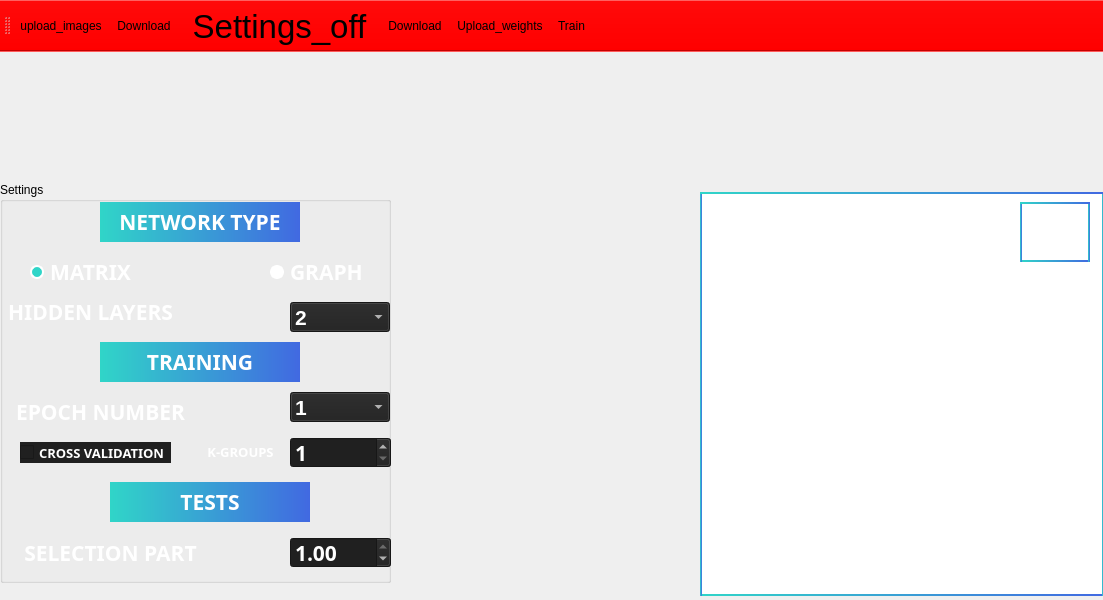
Before: the Qt Designer form src/view/s21_view.ui in DonOutcast/s21_MultilayerPerceptron, drawn with Qt 5.
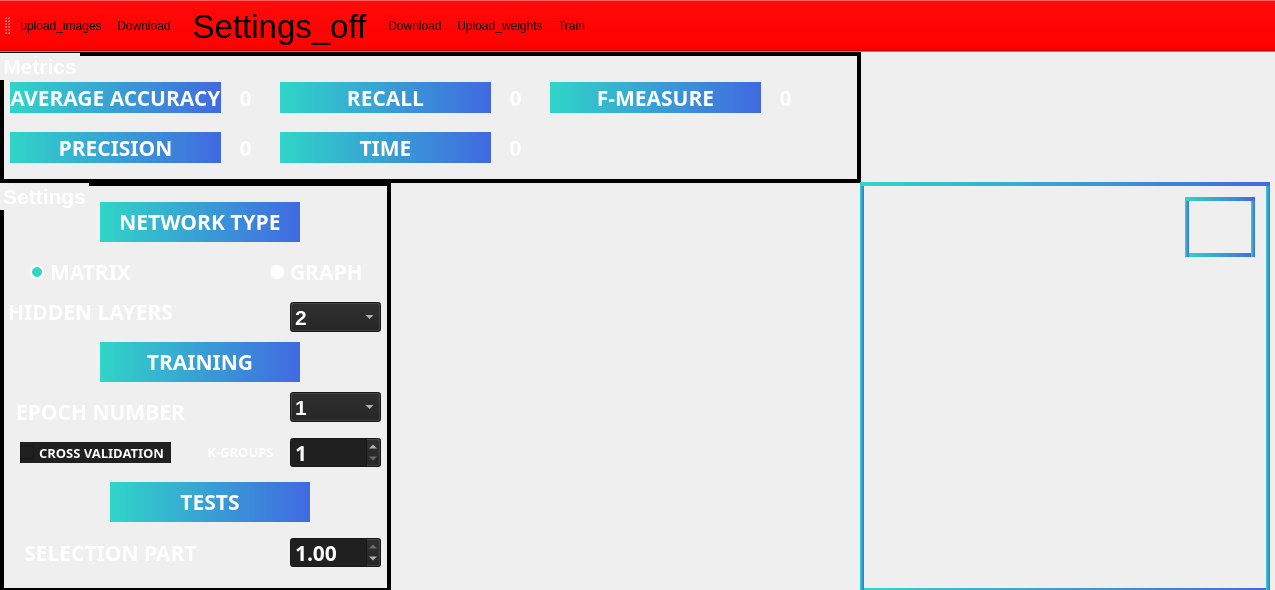
After: the same form once the commit is applied. Icons and pictures are not drawn. Custom widgets are drawn as their Qt base class.

The edit to the form file:
```diff
--- a/src/view/s21_view.ui
+++ b/src/view/s21_view.ui
@@ -6,8 +6,8 @@
    <rect>
     <x>0</x>
     <y>0</y>
-    <width>1103</width>
-    <height>600</height>
+    <width>1275</width>
+    <height>590</height>
    </rect>
   </property>
   <property name="windowTitle">
@@ -28,78 +28,6 @@
 }</string>
   </property>
   <widget class="QWidget" name="centralwidget">
-   <widget class="RenderScene" name="scene" native="true">
-    <property name="geometry">
-     <rect>
-      <x>700</x>
-      <y>140</y>
-      <width>404</width>
-      <height>404</height>
-     </rect>
-    </property>
-    <property name="minimumSize">
-     <size>
-      <width>402</width>
-      <height>402</height>
-     </size>
-    </property>
-    <property name="maximumSize">
-     <size>
-      <width>404</width>
-      <height>404</height>
-     </size>
-    </property>
-    <property name="styleSheet">
-     <string notr="true">QWidget {
-	background: #FFFFFF;
-	border-style: solid;
-	border-width: 2px 2px 2px 2px;
-	border-color: qlineargradient(spread:pad, x1:0, y1:0, x2:1, y2:0, stop:0 #30D5C8 , stop:1 #4169E1);
-}</string>
-    </property>
-    <widget class="QLabel" name="answer_label">
-     <property name="geometry">
-      <rect>
-       <x>320</x>
-       <y>10</y>
-       <width>70</width>
-       <height>60</height>
-      </rect>
-     </property>
-     <property name="minimumSize">
-      <size>
-       <width>70</width>
-       <height>60</height>
-      </size>
-     </property>
-     <property name="maximumSize">
-      <size>
-       <width>70</width>
-       <height>60</height>
-      </size>
-     </property>
-     <property name="font">
-      <font>
-       <family>Umpush</family>
-       <pointsize>-1</pointsize>
-       <bold>true</bold>
-      </font>
-     </property>
-     <property name="styleSheet">
-      <string notr="true">QLabel {
-	color: #30D5C8;
-	font-size: 72px;
-   background: rgba(255, 255, 255, 0)
-}</string>
-     </property>
-     <property name="text">
-      <string/>
-     </property>
-     <property name="alignment">
-      <set>Qt::AlignCenter</set>
-     </property>
-    </widget>
-   </widget>
    <widget class="QLabel" name="label">
     <property name="geometry">
      <rect>
@@ -131,9 +59,19 @@
       <x>0</x>
       <y>130</y>
       <width>391</width>
-      <height>401</height>
+      <height>410</height>
      </rect>
     </property>
+    <property name="styleSheet">
+     <string notr="true">QGroupBox {
+	font: 16pt ;
+	font-weight: bold;
+	color: #FFFFFF;
+	border-style: solid;
+	border-width: 4px 4px 4px 4px;
+	border-color: qlineargradient(spread:pad, x1:0, y1:0, x2:1, y2:0, stop:		0 #30D5C8 , stop:1 #4169E1);
+}</string>
+    </property>
     <property name="title">
      <string>Settings</string>
     </property>
@@ -367,7 +305,7 @@
       <rect>
        <x>290</x>
        <y>355</y>
-       <width>101</width>
+       <width>91</width>
        <height>31</height>
       </rect>
      </property>
@@ -402,7 +340,7 @@
       <rect>
        <x>290</x>
        <y>255</y>
-       <width>101</width>
+       <width>91</width>
        <height>31</height>
       </rect>
      </property>
@@ -464,7 +402,7 @@
       <rect>
        <x>290</x>
        <y>120</y>
-       <width>100</width>
+       <width>91</width>
        <height>30</height>
       </rect>
      </property>
@@ -631,7 +569,7 @@
       <rect>
        <x>290</x>
        <y>210</y>
-       <width>100</width>
+       <width>91</width>
        <height>30</height>
       </rect>
      </property>
@@ -701,12 +639,457 @@
     <property name="geometry">
      <rect>
       <x>400</x>
-      <y>170</y>
-      <width>301</width>
-      <height>351</height>
+      <y>139</y>
+      <width>451</width>
+      <height>401</height>
      </rect>
     </property>
    </widget>
+   <widget class="QGroupBox" name="groupBox_Metrics">
+    <property name="geometry">
+     <rect>
+      <x>0</x>
+      <y>0</y>
+      <width>861</width>
+      <height>131</height>
+     </rect>
+    </property>
+    <property name="styleSheet">
+     <string notr="true">QGroupBox {
+	font: 16pt ;
+	font-weight: bold;
+	color: #FFFFFF;
+	border-style: solid;
+	border-width: 4px 4px 4px 4px;
+	border-color: qlineargradient(spread:pad, x1:0, y1:0, x2:1, y2:0, stop:		0 #30D5C8 , stop:1 #4169E1);
+}</string>
+    </property>
+    <property name="title">
+     <string>Metrics</string>
+    </property>
+    <widget class="QLabel" name="tLabel">
+     <property name="geometry">
+      <rect>
+       <x>280</x>
+       <y>80</y>
+       <width>211</width>
+       <height>31</height>
+      </rect>
+     </property>
+     <property name="font">
+      <font>
+       <family>Umpush</family>
+       <pointsize>16</pointsize>
+       <italic>false</italic>
+       <bold>true</bold>
+      </font>
+     </property>
+     <property name="styleSheet">
+      <string notr="true">QLabel {
+	font: 16pt ;
+	font-weight: bold;
+	color: #FFFFFF;
+	border-style: solid;
+	border-width: 4px 0px 4px 0px;
+	border-color: qlineargradient(spread:pad, x1:0, y1:0, x2:1, y2:0, stop:0 #30D5C8 , stop:1 #4169E1);
+	background-color: qlineargradient(spread:pad, x1:0, y1:0, x2:1, y2:0, stop:0 #30D5C8 , stop:1 #4169E1);
+}</string>
+     </property>
+     <property name="text">
+      <string>TIME</string>
+     </property>
+     <property name="alignment">
+      <set>Qt::AlignCenter</set>
+     </property>
+    </widget>
+    <widget class="QLabel" name="recallLabel">
+     <property name="geometry">
+      <rect>
+       <x>490</x>
+       <y>30</y>
+       <width>51</width>
+       <height>31</height>
+      </rect>
+     </property>
+     <property name="font">
+      <font>
+       <family>Umpush</family>
+       <pointsize>16</pointsize>
+       <italic>false</italic>
+       <bold>true</bold>
+      </font>
+     </property>
+     <property name="styleSheet">
+      <string notr="true">QLabel {
+	font: 16pt ;
+	font-weight: bold;
+	color: #FFFFFF;
+}</string>
+     </property>
+     <property name="text">
+      <string>0</string>
+     </property>
+     <property name="alignment">
+      <set>Qt::AlignCenter</set>
+     </property>
+    </widget>
+    <widget class="QLabel" name="pLabel">
+     <property name="geometry">
+      <rect>
+       <x>10</x>
+       <y>80</y>
+       <width>211</width>
+       <height>31</height>
+      </rect>
+     </property>
+     <property name="font">
+      <font>
+       <family>Umpush</family>
+       <pointsize>16</pointsize>
+       <italic>false</italic>
+       <bold>true</bold>
+      </font>
+     </property>
+     <property name="styleSheet">
+      <string notr="true">QLabel {
+	font: 16pt ;
+	font-weight: bold;
+	color: #FFFFFF;
+	border-style: solid;
+	border-width: 4px 0px 4px 0px;
+	border-color: qlineargradient(spread:pad, x1:0, y1:0, x2:1, y2:0, stop:0 #30D5C8 , stop:1 #4169E1);
+	background-color: qlineargradient(spread:pad, x1:0, y1:0, x2:1, y2:0, stop:0 #30D5C8 , stop:1 #4169E1);
+}</string>
+     </property>
+     <property name="text">
+      <string>PRECISION</string>
+     </property>
+     <property name="alignment">
+      <set>Qt::AlignCenter</set>
+     </property>
+    </widget>
+    <widget class="QLabel" name="aLabel">
+     <property name="geometry">
+      <rect>
+       <x>10</x>
+       <y>30</y>
+       <width>211</width>
+       <height>31</height>
+      </rect>
+     </property>
+     <property name="font">
+      <font>
+       <family>Umpush</family>
+       <pointsize>16</pointsize>
+       <italic>false</italic>
+       <bold>true</bold>
+      </font>
+     </property>
+     <property name="styleSheet">
+      <string notr="true">QLabel {
+	font: 16pt ;
+	font-weight: bold;
+	color: #FFFFFF;
+	border-style: solid;
+	border-width: 4px 0px 4px 0px;
+	border-color: qlineargradient(spread:pad, x1:0, y1:0, x2:1, y2:0, stop:0 #30D5C8 , stop:1 #4169E1);
+	background-color: qlineargradient(spread:pad, x1:0, y1:0, x2:1, y2:0, stop:0 #30D5C8 , stop:1 #4169E1);
+}</string>
+     </property>
+     <property name="text">
+      <string>AVERAGE ACCURACY</string>
+     </property>
+     <property name="alignment">
+      <set>Qt::AlignCenter</set>
+     </property>
+    </widget>
+    <widget class="QLabel" name="accuracyLabel">
+     <property name="geometry">
+      <rect>
+       <x>220</x>
+       <y>30</y>
+       <width>51</width>
+       <height>31</height>
+      </rect>
+     </property>
+     <property name="font">
+      <font>
+       <family>Umpush</family>
+       <pointsize>16</pointsize>
+       <italic>false</italic>
+       <bold>true</bold>
+      </font>
+     </property>
+     <property name="styleSheet">
+      <string notr="true">QLabel {
+	font: 16pt ;
+	font-weight: bold;
+	color: #FFFFFF;
+}</string>
+     </property>
+     <property name="text">
+      <string>0</string>
+     </property>
+     <property name="alignment">
+      <set>Qt::AlignCenter</set>
+     </property>
+    </widget>
+    <widget class="QLabel" name="timeLabel">
+     <property name="geometry">
+      <rect>
+       <x>760</x>
+       <y>30</y>
+       <width>51</width>
+       <height>31</height>
+      </rect>
+     </property>
+     <property name="font">
+      <font>
+       <family>Umpush</family>
+       <pointsize>16</pointsize>
+       <italic>false</italic>
+       <bold>true</bold>
+      </font>
+     </property>
+     <property name="styleSheet">
+      <string notr="true">QLabel {
+	font: 16pt ;
+	font-weight: bold;
+	color: #FFFFFF;
+}</string>
+     </property>
+     <property name="text">
+      <string>0</string>
+     </property>
+     <property name="alignment">
+      <set>Qt::AlignCenter</set>
+     </property>
+    </widget>
+    <widget class="QLabel" name="rLabel">
+     <property name="geometry">
+      <rect>
+       <x>280</x>
+       <y>30</y>
+       <width>211</width>
+       <height>31</height>
+      </rect>
+     </property>
+     <property name="font">
+      <font>
+       <family>Umpush</family>
+       <pointsize>16</pointsize>
+       <italic>false</italic>
+       <bold>true</bold>
+      </font>
+     </property>
+     <property name="styleSheet">
+      <string notr="true">QLabel {
+	font: 16pt ;
+	font-weight: bold;
+	color: #FFFFFF;
+	border-style: solid;
+	border-width: 4px 0px 4px 0px;
+	border-color: qlineargradient(spread:pad, x1:0, y1:0, x2:1, y2:0, stop:0 #30D5C8 , stop:1 #4169E1);
+	background-color: qlineargradient(spread:pad, x1:0, y1:0, x2:1, y2:0, stop:0 #30D5C8 , stop:1 #4169E1);
+}</string>
+     </property>
+     <property name="text">
+      <string>RECALL</string>
+     </property>
+     <property name="alignment">
+      <set>Qt::AlignCenter</set>
+     </property>
+    </widget>
+    <widget class="QLabel" name="measureLabel">
+     <property name="geometry">
+      <rect>
+       <x>490</x>
+       <y>80</y>
+       <width>51</width>
+       <height>31</height>
+      </rect>
+     </property>
+     <property name="font">
+      <font>
+       <family>Umpush</family>
+       <pointsize>16</pointsize>
+       <italic>false</italic>
+       <bold>true</bold>
+      </font>
+     </property>
+     <property name="styleSheet">
+      <string notr="true">QLabel {
+	font: 16pt ;
+	font-weight: bold;
+	color: #FFFFFF;
+}</string>
+     </property>
+     <property name="text">
+      <string>0</string>
+     </property>
+     <property name="alignment">
+      <set>Qt::AlignCenter</set>
+     </property>
+    </widget>
+    <widget class="QLabel" name="fLabel">
+     <property name="geometry">
+      <rect>
+       <x>550</x>
+       <y>30</y>
+       <width>211</width>
+       <height>31</height>
+      </rect>
+     </property>
+     <property name="font">
+      <font>
+       <family>Umpush</family>
+       <pointsize>16</pointsize>
+       <italic>false</italic>
+       <bold>true</bold>
+      </font>
+     </property>
+     <property name="styleSheet">
+      <string notr="true">QLabel {
+	font: 16pt ;
+	font-weight: bold;
+	color: #FFFFFF;
+	border-style: solid;
+	border-width: 4px 0px 4px 0px;
+	border-color: qlineargradient(spread:pad, x1:0, y1:0, x2:1, y2:0, stop:0 #30D5C8 , stop:1 #4169E1);
+	background-color: qlineargradient(spread:pad, x1:0, y1:0, x2:1, y2:0, stop:0 #30D5C8 , stop:1 #4169E1);
+}</string>
+     </property>
+     <property name="text">
+      <string>F-MEASURE</string>
+     </property>
+     <property name="alignment">
+      <set>Qt::AlignCenter</set>
+     </property>
+    </widget>
+    <widget class="QLabel" name="precisionLabel">
+     <property name="geometry">
+      <rect>
+       <x>220</x>
+       <y>80</y>
+       <width>51</width>
+       <height>31</height>
+      </rect>
+     </property>
+     <property name="font">
+      <font>
+       <family>Umpush</family>
+       <pointsize>16</pointsize>
+       <italic>false</italic>
+       <bold>true</bold>
+      </font>
+     </property>
+     <property name="styleSheet">
+      <string notr="true">QLabel {
+	font: 16pt ;
+	font-weight: bold;
+	color: #FFFFFF;
+}</string>
+     </property>
+     <property name="text">
+      <string>0</string>
+     </property>
+     <property name="alignment">
+      <set>Qt::AlignCenter</set>
+     </property>
+    </widget>
+   </widget>
+   <widget class="QGroupBox" name="groupBox">
+    <property name="geometry">
+     <rect>
+      <x>860</x>
+      <y>130</y>
+      <width>410</width>
+      <height>410</height>
+     </rect>
+    </property>
+    <property name="styleSheet">
+     <string notr="true">QGroupBox {
+	border-style: solid;
+	border-width: 4px 4px 4px 4px;
+	border-color: qlineargradient(spread:pad, x1:0, y1:0, x2:1, y2:0, stop:0 #30D5C8 , stop:1 #4169E1);
+}</string>
+    </property>
+    <property name="title">
+     <string/>
+    </property>
+    <widget class="RenderScene" name="scene" native="true">
+     <property name="geometry">
+      <rect>
+       <x>5</x>
+       <y>5</y>
+       <width>404</width>
+       <height>404</height>
+      </rect>
+     </property>
+     <property name="minimumSize">
+      <size>
+       <width>402</width>
+       <height>402</height>
+      </size>
+     </property>
+     <property name="maximumSize">
+      <size>
+       <width>404</width>
+       <height>404</height>
+      </size>
+     </property>
+     <property name="styleSheet">
+      <string notr="true">QWidget#answer_label {
+	background: #FFFFFF;
+	border-style: solid;
+	border-width: 4px 4px 4px 4px;
+	border-color: qlineargradient(spread:pad, x1:0, y1:0, x2:1, y2:0, stop:0 #30D5C8 , stop:1 #4169E1);
+}</string>
+     </property>
+     <widget class="QLabel" name="answer_label">
+      <property name="geometry">
+       <rect>
+        <x>320</x>
+        <y>10</y>
+        <width>70</width>
+        <height>60</height>
+       </rect>
+      </property>
+      <property name="minimumSize">
+       <size>
+        <width>70</width>
+        <height>60</height>
+       </size>
+      </property>
+      <property name="maximumSize">
+       <size>
+        <width>70</width>
+        <height>60</height>
+       </size>
+      </property>
+      <property name="font">
+       <font>
+        <family>Umpush</family>
+        <pointsize>-1</pointsize>
+        <bold>true</bold>
+       </font>
+      </property>
+      <property name="styleSheet">
+       <string notr="true">QLabel {
+	color: #30D5C8;
+	font-size: 72px;
+   background: rgba(255, 255, 255, 0)
+}</string>
+      </property>
+      <property name="text">
+       <string/>
+      </property>
+      <property name="alignment">
+       <set>Qt::AlignCenter</set>
+      </property>
+     </widget>
+    </widget>
+   </widget>
   </widget>
   <widget class="QToolBar" name="toolBar">
    <property name="windowTitle">
```
